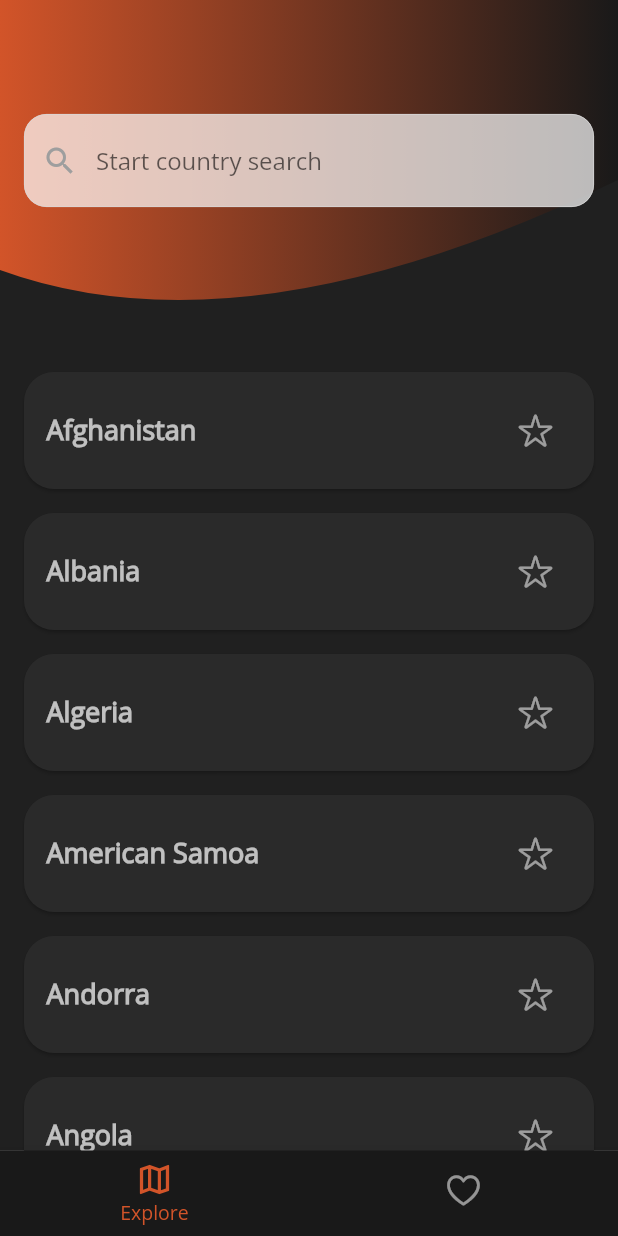
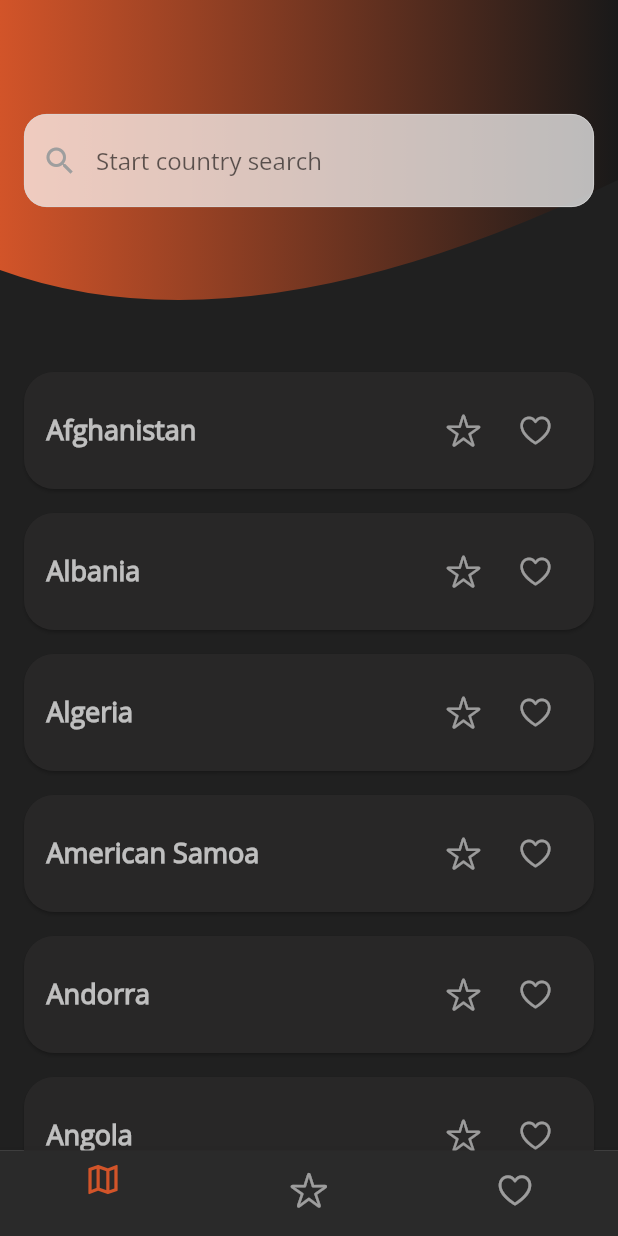
Before and after one commit to VailStrawb/travel_app, a Flutter app: the screen it shows after launch, after a tap on "Get Started", on a phone screen of 412 x 824 dp. Run offline on Flutter 3.47's test engine with Material 2 defaults, Android fonts, the phone set to English and light mode, and no system bars; our stand-ins replace csv, shared_preferences.

Commit message:
Made several changes:
- Add "Desired" countries screen
- Add 'Desired countries' icon in a BottomBar
- Some code refactoring

```diff
--- /dev/null
+++ b/lib/ui/common_widgets/choosen_countries_screen.dart
@@ -0,0 +1,28 @@
+import 'package:flutter/material.dart';
+
+class ChoosenCountries extends StatelessWidget {
+  const ChoosenCountries({super.key, required this.pageName});
+  final String pageName;
+
+  @override
+  Widget build(BuildContext context) {
+    return Scaffold(
+      backgroundColor: const Color.fromARGB(255, 32, 32, 32),
+      appBar: AppBar(
+        title: Text(
+          pageName,
+          style: const TextStyle(
+            color: Colors.white60,
+            fontWeight: FontWeight.w600,
+          ),
+        ),
+        backgroundColor: const Color.fromARGB(255, 42, 42, 42),
+      ),
+      body: Center(
+          child: Column(
+        mainAxisAlignment: MainAxisAlignment.center,
+        children: [],
+      )),
+    );
+  }
+}
--- a/lib/ui/common_widgets/search_page.dart
+++ b/lib/ui/common_widgets/search_page.dart
@@ -49,7 +49,7 @@ class _SearchPageState extends State<SearchPage> {
               padding: const EdgeInsets.only(left: 12, top: 4, bottom: 4, right: 12),
               child: Card(
                 shape: const RoundedRectangleBorder(borderRadius: BorderRadius.all(Radius.circular(20))),
-                color: const Color.fromARGB(255, 42, 42, 42),
+                color: const Color.fromARGB(255, 40, 39, 39),
                 child: InkWell(
                   onTap: () {
                     Navigator.push(
@@ -71,6 +71,12 @@ class _SearchPageState extends State<SearchPage> {
                           icon: const Icon(CupertinoIcons.star),
                           color: Colors.white54,
                           onPressed: () {},
+                        ),
+                        IconButton(
+                          splashRadius: 1,
+                          icon: const Icon(CupertinoIcons.heart),
+                          color: Colors.white54,
+                          onPressed: () {},
                         )
                       ],
                     ),
--- a/lib/ui/common_widgets/sliver_search_appbar.dart
+++ b/lib/ui/common_widgets/sliver_search_appbar.dart
@@ -1,6 +1,6 @@
 import 'package:flutter/cupertino.dart';
 import 'package:travel_app/ui/common_widgets/search_bar.dart';
-import 'package:travel_app/ui/home/background_wave.dart';
+import 'package:travel_app/ui/common_widgets/background_wave.dart';
 
 class SliverSearchAppBar extends SliverPersistentHeaderDelegate {
   @override
@@ -18,7 +18,7 @@ class SliverSearchAppBar extends SliverPersistentHeaderDelegate {
           top: topPadding + offset,
           left: 16,
           right: 16,
-          child: SearchBar(),
+          child: const SearchBar(),
         )
       ],
     );
--- /dev/null
+++ b/lib/ui/home/desired_countries_screen.dart
@@ -0,0 +1,15 @@
+import 'package:flutter/material.dart';
+import '../common_widgets/choosen_countries_screen.dart';
+
+class DesiredCountriesScreen extends StatelessWidget {
+  const DesiredCountriesScreen({Key? key}) : super(key: key);
+
+  @override
+  Widget build(BuildContext context) {
+    return const Scaffold(
+      backgroundColor: Color.fromARGB(255, 32, 32, 32),
+      body: ChoosenCountries(pageName: 'Countries i\'d like to visit',),
+
+    );
+  }
+}
--- a/lib/ui/home/unvisited_countries_screen.dart
+++ b/lib/ui/home/explore_countries_screen.dart
@@ -1,8 +1,8 @@
 import 'package:flutter/material.dart';
 import '../common_widgets/search_page.dart';
 
-class UnvisitedCountriesScreen extends StatelessWidget {
-  const UnvisitedCountriesScreen({Key? key}) : super(key: key);
+class ExploreCountriesScreen extends StatelessWidget {
+  const ExploreCountriesScreen({Key? key}) : super(key: key);
 
   @override
   Widget build(BuildContext context) {
--- a/lib/ui/home/home_screen.dart
+++ b/lib/ui/home/home_screen.dart
@@ -1,8 +1,10 @@
 import 'package:flutter/cupertino.dart';
 import 'package:flutter/material.dart';
 import 'package:shared_preferences/shared_preferences.dart';
-import 'package:travel_app/ui/home/unvisited_countries_screen.dart';
-import 'package:travel_app/ui/home/saved_countries_screen.dart';
+import 'package:travel_app/ui/home/explore_countries_screen.dart';
+import 'package:travel_app/ui/home/visited_countries_screen.dart';
+
+import 'desired_countries_screen.dart';
 
 class HomeScreen extends StatefulWidget {
   const HomeScreen({super.key});
@@ -15,8 +17,9 @@ class _HomeScreenState extends State<HomeScreen> {
   int _selectedIndex = 0;
 
   static const List<Widget> _pages = <Widget>[
-    UnvisitedCountriesScreen(),
-    SavedCountriesScreen(),
+    ExploreCountriesScreen(),
+    DesiredCountriesScreen(),
+    VisitedCountriesScreen(),
   ];
 
   clearSharedPrefs() async {
@@ -39,15 +42,19 @@ class _HomeScreenState extends State<HomeScreen> {
         selectedItemColor: const Color.fromARGB(255, 210, 84, 41),
         unselectedItemColor: Colors.white54,
         iconSize: 26.0,
-        backgroundColor: const Color.fromARGB(255, 25, 25, 25),
+        backgroundColor: const Color.fromARGB(255, 42, 42, 42),
         items: const [
           BottomNavigationBarItem(
             icon: Icon(Icons.map_outlined),
-            label: 'Explore',
+            label: '',
+          ),
+          BottomNavigationBarItem(
+            icon: Icon(CupertinoIcons.star),
+            label: '',
           ),
           BottomNavigationBarItem(
             icon: Icon(CupertinoIcons.heart),
-            label: 'My Countries',
+            label: '',
           ),
         ],
       ),
--- a/lib/ui/home/saved_countries_screen.dart
+++ /dev/null
@@ -1,27 +0,0 @@
-import 'package:flutter/material.dart';
-import '../common_widgets/search_page.dart';
-
-class SavedCountriesScreen extends StatelessWidget {
-  const SavedCountriesScreen({Key? key}) : super(key: key);
-
-  @override
-  Widget build(BuildContext context) {
-    return const Scaffold(
-      backgroundColor: Color.fromARGB(255, 32, 32, 32),
-      body: SearchPage(),
-      // body: Column(children: [
-      //   ClipPath(
-      //     clipper: BackgroundWaveClipper(),
-      //     child: Container(
-      //       width: MediaQuery.of(context).size.width,
-      //       height: 240.0,
-      //       decoration: const BoxDecoration(
-      //           gradient: LinearGradient(
-      //         colors: [Color.fromARGB(255, 225, 88, 42), Color.fromARGB(255, 40, 40, 40)],
-      //       )),
-      //     ),
-      //   ),
-      // ]),
-    );
-  }
-}
--- a/lib/ui/home/tab_item.dart
+++ /dev/null
@@ -1,16 +0,0 @@
-import 'package:flutter/cupertino.dart';
-import 'package:flutter/material.dart';
-
-enum TabItem { countries, visitedCountries }
-
-class TabItemData {
-  const TabItemData({required this.label, required this.icon});
-
-  final String label;
-  final IconData icon;
-
-  static const Map<TabItem, TabItemData> allTabs = {
-    TabItem.countries: TabItemData(label: 'Explore', icon: Icons.map_outlined),
-    TabItem.visitedCountries: TabItemData(label: 'My countries', icon: CupertinoIcons.heart),
-  };
-}
--- /dev/null
+++ b/lib/ui/home/visited_countries_screen.dart
@@ -0,0 +1,16 @@
+import 'package:flutter/material.dart';
+import '../common_widgets/choosen_countries_screen.dart';
+
+class VisitedCountriesScreen extends StatelessWidget {
+  const VisitedCountriesScreen({Key? key}) : super(key: key);
+
+  @override
+  Widget build(BuildContext context) {
+    return const Scaffold(
+      backgroundColor: Color.fromARGB(255, 32, 32, 32),
+      body: ChoosenCountries(
+        pageName: 'Countries i\'ve visited',
+      ),
+    );
+  }
+}
```
Also changed, not shown: lib/models/tab_item.dart (added, +16 -0 lines), lib/ui/common_widgets/background_wave.dart (renamed from lib/ui/home/background_wave.dart).
